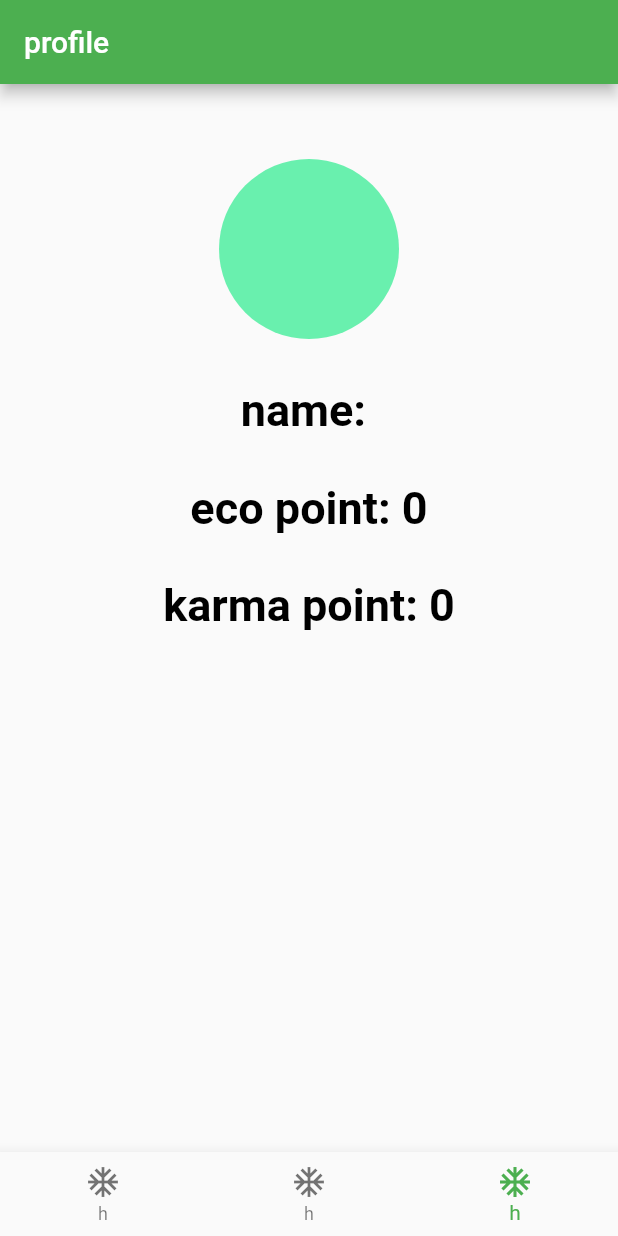
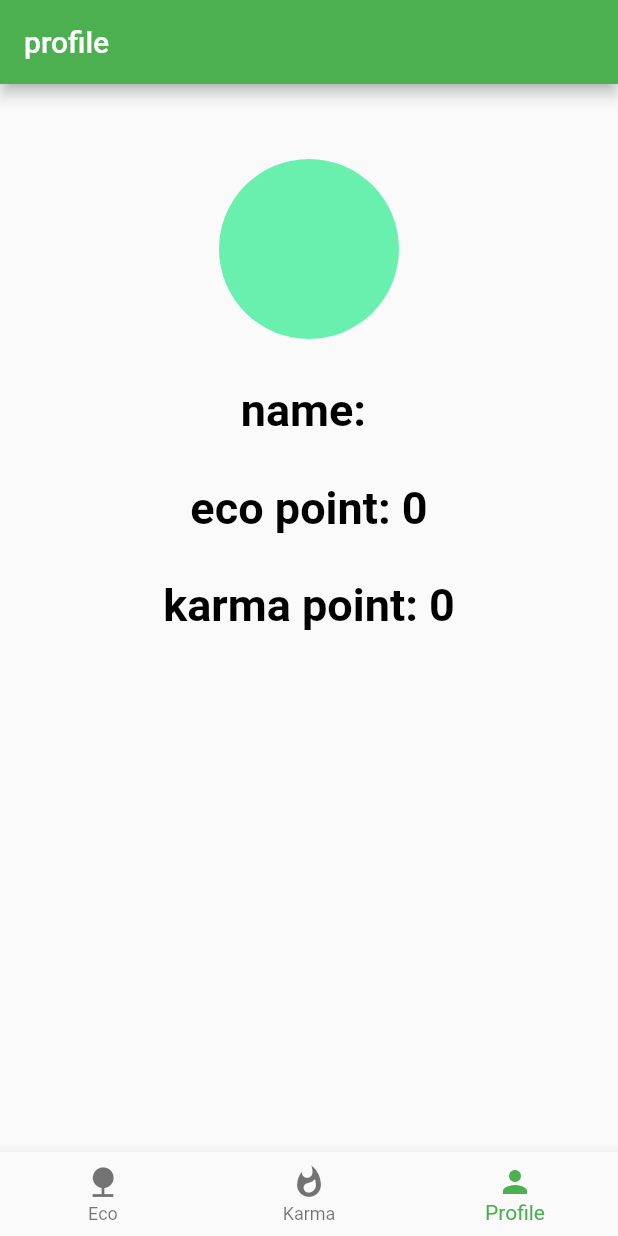
Before and after one commit to kmgk/flutter_hack_20, a Flutter app: the screen it shows once a user with an empty profile is signed in, item 3 of the bottom bar chosen, on a phone screen of 412 x 824 dp. Run offline on Flutter 3.47's test engine with Material 2 defaults, Android fonts, the phone set to English and light mode, and no system bars; our stand-ins replace cloud_firestore, firebase_auth; missing offline and left inert: cloud_firestore_web, firebase_auth_web, firebase_core_web; accounts and stored records are empty.

Commit message:
add bnb icons and title

```diff
--- a/lib/view/bottom_navigation/bottom_navigatioin_view.dart
+++ b/lib/view/bottom_navigation/bottom_navigatioin_view.dart
@@ -24,18 +24,27 @@ class _BottomNavigationViewState extends State<BottomNavigationView> {
       ),
       bottomNavigationBar: BottomNavigationBar(
         currentIndex: _currentIndex,
-        items: const <BottomNavigationBarItem>[
-          BottomNavigationBarItem(
-            icon: Icon(Icons.ac_unit),
-            title: Text('h'),
+        items: <BottomNavigationBarItem>[
+          const BottomNavigationBarItem(
+            icon: Icon(Icons.nature),
+            title: Text('Eco'),
           ),
           BottomNavigationBarItem(
-            icon: Icon(Icons.ac_unit),
-            title: Text('h'),
+            activeIcon: Icon(
+              Icons.whatshot,
+              color: Colors.red,
+            ),
+            icon: Icon(Icons.whatshot),
+            title: _currentIndex == 1
+                ? const Text('Karma',
+                    style: TextStyle(
+                      color: Colors.red,
+                    ))
+                : const Text('Karma'),
           ),
-          BottomNavigationBarItem(
-            icon: Icon(Icons.ac_unit),
-            title: Text('h'),
+          const BottomNavigationBarItem(
+            icon: Icon(Icons.person),
+            title: Text('Profile'),
           ),
         ],
         onTap: (int index) => setState(() => _currentIndex = index),
```
